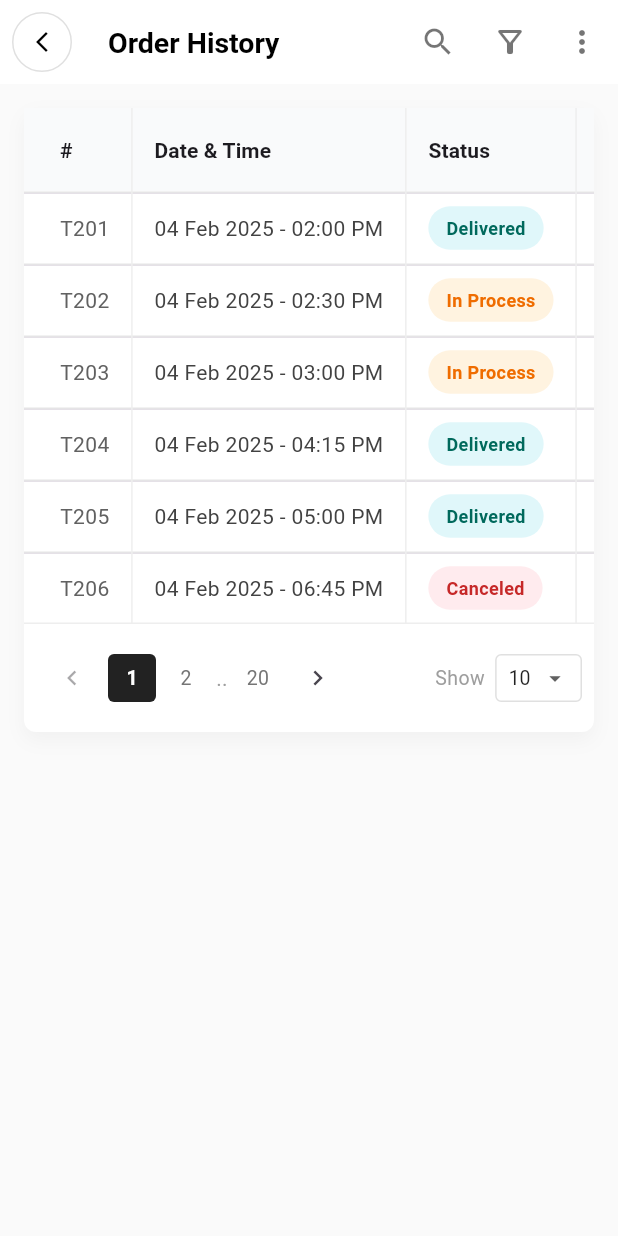
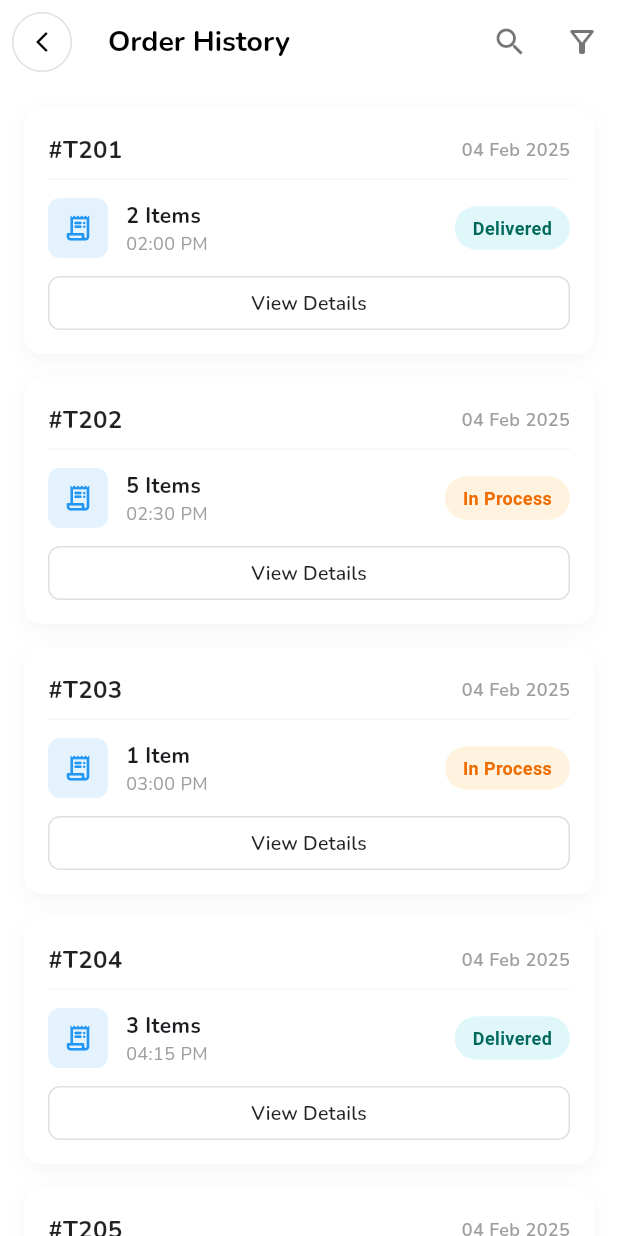
Before and after one commit to shreebhargav142/just_weading_software, a Flutter app: the OrderHistoryScreen screen opened directly, on a phone screen of 412 x 824 dp. Run offline on Flutter 3.47's test engine with Material 3 defaults, Android fonts, the phone set to English and light mode, and no system bars; our stand-ins replace google_fonts, step_progress_indicator.

Commit message:
updated code

```diff
--- a/lib/screens/feedback_success_screen.dart
+++ b/lib/screens/feedback_success_screen.dart
@@ -1,5 +1,6 @@
 import 'package:flutter/material.dart';
 import 'package:google_fonts/google_fonts.dart';
+import 'package:just_weding_software/Home/home_screen.dart';
 import '../widgets/responsive_layout.dart'; // Apna responsive file import karein
 
 class FeedbackSuccessScreen extends StatelessWidget {
@@ -92,7 +93,7 @@ class FeedbackSuccessScreen extends StatelessWidget {
               width: buttonWidth,
               height: buttonHeight,
               child: OutlinedButton.icon(
-                onPressed: () => Navigator.pop(context),
+                onPressed: () => Navigator.push(context, MaterialPageRoute(builder: (context)=>HomeScreen())),
                 style: OutlinedButton.styleFrom(
                   side: const BorderSide(color: _borderColor),
                   shape: RoundedRectangleBorder(
--- a/lib/screens/order_history_screen.dart
+++ b/lib/screens/order_history_screen.dart
@@ -1,5 +1,6 @@
 import 'package:flutter/material.dart';
-
+import 'package:google_fonts/google_fonts.dart';
+import '../widgets/responsive_layout.dart';
 import '../widgets/status_badge.dart';
 
 class OrderHistoryScreen extends StatefulWidget {
@@ -10,33 +11,31 @@ class OrderHistoryScreen extends StatefulWidget {
 }
 
 class _OrderHistoryScreenState extends State<OrderHistoryScreen> {
-  // --- State Variables for Logic ---
-  int _currentPage = 1;      // Currently selected page
-  int _rowsPerPage = 10;     // Dropdown value
+  // --- State Variables ---
+  int _currentPage = 1;
+  int _rowsPerPage = 10;
 
   // Mock Data
   final List<Map<String, String>> _orders = [
-    {'id': 'T201', 'date': '04 Feb 2025 - 02:00 PM', 'status': 'Delivered'},
-    {'id': 'T202', 'date': '04 Feb 2025 - 02:30 PM', 'status': 'In Process'},
-    {'id': 'T203', 'date': '04 Feb 2025 - 03:00 PM', 'status': 'In Process'},
-    {'id': 'T204', 'date': '04 Feb 2025 - 04:15 PM', 'status': 'Delivered'},
-    {'id': 'T205', 'date': '04 Feb 2025 - 05:00 PM', 'status': 'Delivered'},
-    {'id': 'T206', 'date': '04 Feb 2025 - 06:45 PM', 'status': 'Canceled'},
+    {'id': 'T201', 'date': '04 Feb 2025 - 02:00 PM', 'status': 'Delivered', 'items': '2 Items'},
+    {'id': 'T202', 'date': '04 Feb 2025 - 02:30 PM', 'status': 'In Process', 'items': '5 Items'},
+    {'id': 'T203', 'date': '04 Feb 2025 - 03:00 PM', 'status': 'In Process', 'items': '1 Item'},
+    {'id': 'T204', 'date': '04 Feb 2025 - 04:15 PM', 'status': 'Delivered', 'items': '3 Items'},
+    {'id': 'T205', 'date': '04 Feb 2025 - 05:00 PM', 'status': 'Delivered', 'items': '4 Items'},
+    {'id': 'T206', 'date': '04 Feb 2025 - 06:45 PM', 'status': 'Canceled', 'items': '2 Items'},
   ];
 
   @override
   Widget build(BuildContext context) {
     return Scaffold(
-      backgroundColor: Colors.grey[50], // Thoda contrast background
+      backgroundColor: Colors.white,
       appBar: AppBar(
         backgroundColor: Colors.white,
         elevation: 0,
         leading: Padding(
           padding: const EdgeInsets.all(8.0),
           child: InkWell(
-            onTap: (){
-              Navigator.pop(context);
-            },
+            onTap: () => Navigator.pop(context),
             child: Container(
               decoration: BoxDecoration(
                 shape: BoxShape.circle,
@@ -46,23 +45,151 @@ class _OrderHistoryScreenState extends State<OrderHistoryScreen> {
             ),
           ),
         ),
-        title: const Text(
+        title: Text(
           'Order History',
-          style: TextStyle(color: Colors.black, fontWeight: FontWeight.bold, fontSize: 19),
+          style: GoogleFonts.nunito(color: Colors.black, fontWeight: FontWeight.bold, fontSize: 19),
         ),
         actions: [
           IconButton(onPressed: () {}, icon: const Icon(Icons.search, color: Colors.black54)),
           IconButton(onPressed: () {}, icon: const Icon(Icons.filter_alt_outlined, color: Colors.black54)),
-          IconButton(onPressed: () {}, icon: const Icon(Icons.more_vert, color: Colors.black54)),
         ],
       ),
-      body: SingleChildScrollView(
+
+      body: ResponsiveDiffLayout(
+        MobileBody: _buildMobileList(),
+        TabletBody: _buildTabletTable(),
+      ),
+    );
+  }
+
+  // ==========================================
+  // 1. MOBILE VIEW (Beautiful Card List)
+  // ==========================================
+  Widget _buildMobileList() {
+    return ListView.builder(
+      padding: const EdgeInsets.all(16),
+      itemCount: _orders.length,
+      itemBuilder: (context, index) {
+        final order = _orders[index];
+        return Container(
+          margin: const EdgeInsets.only(bottom: 16),
+          decoration: BoxDecoration(
+            color: Colors.white,
+            borderRadius: BorderRadius.circular(12),
+            boxShadow: [
+              BoxShadow(
+                color: Colors.black.withOpacity(0.04),
+                blurRadius: 10,
+                offset: const Offset(0, 4),
+              ),
+            ],
+          ),
+          child: Padding(
             padding: const EdgeInsets.all(16.0),
+            child: Column(
+              crossAxisAlignment: CrossAxisAlignment.start,
+              children: [
+                // Header: Order ID and Date
+                Row(
+                  mainAxisAlignment: MainAxisAlignment.spaceBetween,
+                  children: [
+                    Text(
+                      "#${order['id']}",
+                      style: GoogleFonts.nunito(
+                        fontSize: 16,
+                        fontWeight: FontWeight.bold,
+                        color: Colors.black87,
+                      ),
+                    ),
+                    Text(
+                      order['date']!.split('-')[0].trim(), // Only Date
+                      style: GoogleFonts.nunito(
+                        fontSize: 12,
+                        color: Colors.grey[500],
+                        fontWeight: FontWeight.w600,
+                      ),
+                    ),
+                  ],
+                ),
+                const SizedBox(height: 8),
+
+                // Divider line
+                Divider(color: Colors.grey[100], height: 1),
+                const SizedBox(height: 12),
+
+                Row(
+                  children: [
+                    Container(
+                      height: 40,
+                      width: 40,
+                      decoration: BoxDecoration(
+                        color: Colors.blue[50],
+                        borderRadius: BorderRadius.circular(8),
+                      ),
+                      child: const Icon(Icons.receipt_long_rounded, color: Colors.blue, size: 20),
+                    ),
+                    const SizedBox(width: 12),
+
+                    // Info
+                    Expanded(
+                      child: Column(
+                        crossAxisAlignment: CrossAxisAlignment.start,
+                        children: [
+                          Text(
+                            order['items'] ?? "Items",
+                            style: GoogleFonts.nunito(
+                              fontWeight: FontWeight.bold,
+                              fontSize: 14,
+                            ),
+                          ),
+                          Text(
+                            order['date']!.split('-')[1].trim(), // Time
+                            style: GoogleFonts.nunito(
+                              fontSize: 12,
+                              color: Colors.grey[500],
+                            ),
+                          ),
+                        ],
+                      ),
+                    ),
+
+                    // Status Badge
+                    StatusBadge(status: order['status']!),
+                  ],
+                ),
+
+                const SizedBox(height: 12),
+
+                SizedBox(
+                  width: double.infinity,
+                  height: 36,
+                  child: OutlinedButton(
+                    onPressed: (){},
+                    style: OutlinedButton.styleFrom(
+                      side: BorderSide(color: Colors.grey.shade300),
+                      shape: RoundedRectangleBorder(borderRadius: BorderRadius.circular(8)),
+                    ),
+                    child: Text("View Details", style: GoogleFonts.nunito(color: Colors.black87, fontSize: 13, fontWeight: FontWeight.w600)),
+                  ),
+                )
+              ],
+            ),
+          ),
+        );
+      },
+    );
+  }
+
+
+  // 2. TABLET VIEW (Data Table)
+
+  Widget _buildTabletTable() {
+    return SingleChildScrollView(
+      padding: const EdgeInsets.all(24.0),
       child: Container(
         decoration: BoxDecoration(
           color: Colors.white,
-            borderRadius: BorderRadius.circular(8),
-            // Light shadow for card effect
+          borderRadius: BorderRadius.circular(12),
           boxShadow: [
             BoxShadow(
               color: Colors.grey.withOpacity(0.1),
@@ -74,41 +201,42 @@ class _OrderHistoryScreenState extends State<OrderHistoryScreen> {
         child: Column(
           crossAxisAlignment: CrossAxisAlignment.stretch,
           children: [
-
-              SingleChildScrollView(
-                scrollDirection: Axis.horizontal,
-                child: DataTable(
-                  // Yaha se Vertical Lines aayengi
+            // Table
+            DataTable(
+              headingRowHeight: 50,
+              dataRowMinHeight: 60,
+              dataRowMaxHeight: 60,
               border: TableBorder(
-                    verticalInside: BorderSide(width: 1, color: Colors.grey.shade200),
-                    horizontalInside: BorderSide(width: 1, color: Colors.grey.shade200),
-                    bottom: BorderSide(width: 1, color: Colors.grey.shade200),
+                horizontalInside: BorderSide(width: 1, color: Colors.grey.shade100),
+                bottom: BorderSide(width: 1, color: Colors.grey.shade100),
               ),
-                  headingRowColor: MaterialStateProperty.all(const Color(0xFFF9FAFB)), // Very light grey header
+              headingRowColor: WidgetStateProperty.all(const Color(0xFFF9FAFB)),
               columnSpacing: 30,
-                  horizontalMargin: 24,
-                  columns: const [
-                    DataColumn(label: Text('#', style: TextStyle(fontWeight: FontWeight.bold))),
-                    DataColumn(label: Text('Date & Time', style: TextStyle(fontWeight: FontWeight.bold))),
-                    DataColumn(label: Text('Status', style: TextStyle(fontWeight: FontWeight.bold))),
-                    DataColumn(label: Text('Action', style: TextStyle(fontWeight: FontWeight.bold))),
+              horizontalMargin: 30,
+              columns: [
+                DataColumn(label: Text('#', style: GoogleFonts.nunito(fontWeight: FontWeight.bold))),
+                DataColumn(label: Text('Date & Time', style: GoogleFonts.nunito(fontWeight: FontWeight.bold))),
+                DataColumn(label: Text('Status', style: GoogleFonts.nunito(fontWeight: FontWeight.bold))),
+                DataColumn(label: Text('Action', style: GoogleFonts.nunito(fontWeight: FontWeight.bold))),
               ],
               rows: _orders.map((order) {
                 return DataRow(cells: [
-                      DataCell(Text(order['id']!, style: TextStyle(color: Colors.grey.shade700))),
-                      DataCell(Text(order['date']!, style: TextStyle(color: Colors.grey.shade800))),
+                  DataCell(Text(order['id']!, style: GoogleFonts.nunito(color: Colors.grey.shade700, fontWeight: FontWeight.bold))),
+                  DataCell(Text(order['date']!, style: GoogleFonts.nunito(color: Colors.grey.shade800))),
                   DataCell(StatusBadge(status: order['status']!)),
                   DataCell(
-                        const Icon(Icons.visibility_outlined, color: Colors.black54, size: 20),
+                    IconButton(
+                      icon: const Icon(Icons.visibility_outlined, color: Colors.black54, size: 20),
+                      onPressed: (){},
+                    ),
                   ),
                 ]);
               }).toList(),
             ),
-              ),
 
+            // Pagination Controls (Only for Tablet)
             Padding(
-                padding: const EdgeInsets.symmetric(horizontal: 8.0, vertical: 12.0),
-                child: SingleChildScrollView(
+              padding: const EdgeInsets.symmetric(horizontal: 24.0, vertical: 16.0),
               child: Row(
                 mainAxisAlignment: MainAxisAlignment.spaceBetween,
                 children: [
@@ -116,33 +244,24 @@ class _OrderHistoryScreenState extends State<OrderHistoryScreen> {
                     children: [
                       IconButton(
                         icon: const Icon(Icons.chevron_left, size: 20),
-                            onPressed: _currentPage > 1
-                                ? () => setState(() => _currentPage--)
-                                : null,
+                        onPressed: _currentPage > 1 ? () => setState(() => _currentPage--) : null,
                       ),
-
                       _buildPageNumberBtn(1),
                       const SizedBox(width: 4),
                       _buildPageNumberBtn(2),
                       const SizedBox(width: 4),
-
                       const Text('..', style: TextStyle(color: Colors.grey)),
                       const SizedBox(width: 4),
-
-                          _buildPageNumberBtn(20),
-
+                      _buildPageNumberBtn(10),
                       IconButton(
                         icon: const Icon(Icons.chevron_right, size: 20),
-                            onPressed: _currentPage < 20
-                                ? () => setState(() => _currentPage++)
-                                : null,
+                        onPressed: _currentPage < 10 ? () => setState(() => _currentPage++) : null,
                       ),
                     ],
                   ),
-
                   Row(
                     children: [
-                          const Text('Show  ', style: TextStyle(color: Colors.grey, fontSize: 13)),
+                      Text('Show  ', style: GoogleFonts.nunito(color: Colors.grey, fontSize: 13)),
                       Container(
                         height: 32,
                         padding: const EdgeInsets.symmetric(horizontal: 8),
@@ -154,18 +273,11 @@ class _OrderHistoryScreenState extends State<OrderHistoryScreen> {
                           child: DropdownButton<int>(
                             value: _rowsPerPage,
                             icon: const Icon(Icons.arrow_drop_down, size: 18),
-                                style: const TextStyle(color: Colors.black87, fontSize: 13),
-                                items: [10, 20, 50, 100].map((int value) {
-                                  return DropdownMenuItem<int>(
-                                    value: value,
-                                    child: Text(value.toString()),
-                                  );
+                            style: GoogleFonts.nunito(color: Colors.black87, fontSize: 13),
+                            items: [10, 20, 50].map((int value) {
+                              return DropdownMenuItem<int>(value: value, child: Text(value.toString()));
                             }).toList(),
-                                onChanged: (newValue) {
-                                  setState(() {
-                                    _rowsPerPage = newValue!;
-                                  });
-                                },
+                            onChanged: (v) => setState(() => _rowsPerPage = v!),
                           ),
                         ),
                       ),
@@ -174,24 +286,16 @@ class _OrderHistoryScreenState extends State<OrderHistoryScreen> {
                 ],
               ),
             ),
-              ),
           ],
-          ),
         ),
       ),
     );
   }
 
-  // Helper Widget: Clickable Page Number
   Widget _buildPageNumberBtn(int pageNum) {
     bool isActive = _currentPage == pageNum;
-
     return InkWell(
-      onTap: () {
-        setState(() {
-          _currentPage = pageNum;
-        });
-      },
+      onTap: () => setState(() => _currentPage = pageNum),
       child: Container(
         width: 32,
         height: 32,
@@ -199,11 +303,10 @@ class _OrderHistoryScreenState extends State<OrderHistoryScreen> {
         decoration: BoxDecoration(
           color: isActive ? Colors.black87 : Colors.transparent,
           borderRadius: BorderRadius.circular(4),
-          border: isActive ? null : Border.all(color: Colors.transparent), // invisible border to keep size same
         ),
         child: Text(
           pageNum.toString(),
-          style: TextStyle(
+          style: GoogleFonts.nunito(
             color: isActive ? Colors.white : Colors.grey.shade600,
             fontSize: 13,
             fontWeight: isActive ? FontWeight.bold : FontWeight.normal,
```
Also changed, not shown: lib/Home/home_screen.dart (+14 -47 lines), lib/widgets/app_drawer.dart (+8 -2 lines), lib/widgets/cart_bottom.dart (+41 -33 lines), lib/widgets/category_list.dart (+2 -9 lines). Lines whose indentation alone changed are shown as unchanged.
